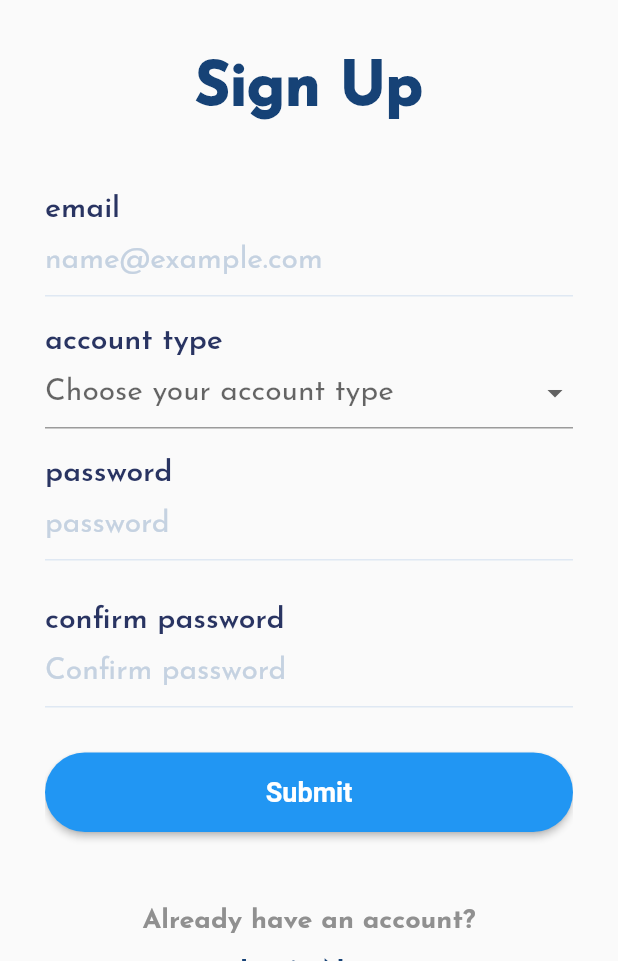
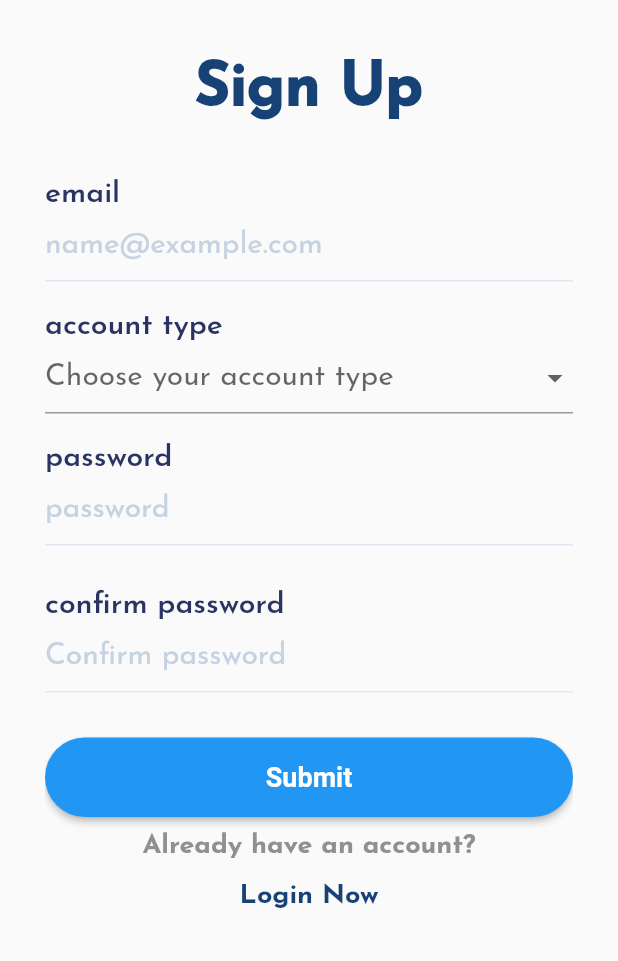
Before and after one commit to WenhaoLu-hub/SEPT_TEAM_BASH_PROJECT, a Flutter app: the SignUp screen opened directly, on a phone screen of 412 x 824 dp, the part 275-1236 px from its top. Run offline on Flutter 3.47's test engine with Material 2 defaults, Android fonts, the phone set to English and light mode, and no system bars; our stand-ins replace flutter_secure_storage, google_fonts; missing offline and left inert: flutter_secure_storage_web, get_state_manager; accounts and stored records are empty.

Commit message:
reset the flutter environment

```diff
--- a/flutter_frontend/lib/Screens/login/loginForm.dart
+++ b/flutter_frontend/lib/Screens/login/loginForm.dart
@@ -36,7 +36,7 @@ class LoginFormPageState extends State<LoginFormPage> {
             children: [
               TextFieldContainer(
                 onChanged: (text) => setState(() => _username = text),
-                title: 'username',
+                title: 'email',
                 controller: loginController.emailEditingController,
                 hintText: "name@example.com",
                 isPassword: false,
@@ -85,7 +85,7 @@ class LoginFormPageState extends State<LoginFormPage> {
                 },
               ),
               const SizedBox(
-                height: 30,
+                height: 70,
               ),
               RoundedButton(
                 press: () {
--- a/flutter_frontend/lib/Screens/signup/signup.dart
+++ b/flutter_frontend/lib/Screens/signup/signup.dart
@@ -36,11 +36,11 @@ class SignUp extends StatelessWidget {
               ),
               _loginLabel(),
               const SizedBox(
-                height: 30,
+                height: 20,
               ),
               SignUpFormPage(),
               const SizedBox(
-                height: 50,
+                height: 10,
               ),
               _signUpLabel("Already have an account?", const Color(0xff909090)),
               CustomizedTextButton(
@@ -55,6 +55,9 @@ class SignUp extends StatelessWidget {
                   );
                 },
                 color: const Color(0xff164276),
+              ),
+              const SizedBox(
+                height: 30,
               ),
             ],
           ),
```
Also changed, not shown: flutter_frontend/lib/Screens/login/login.dart (+19 -2 lines), 14 other files.
